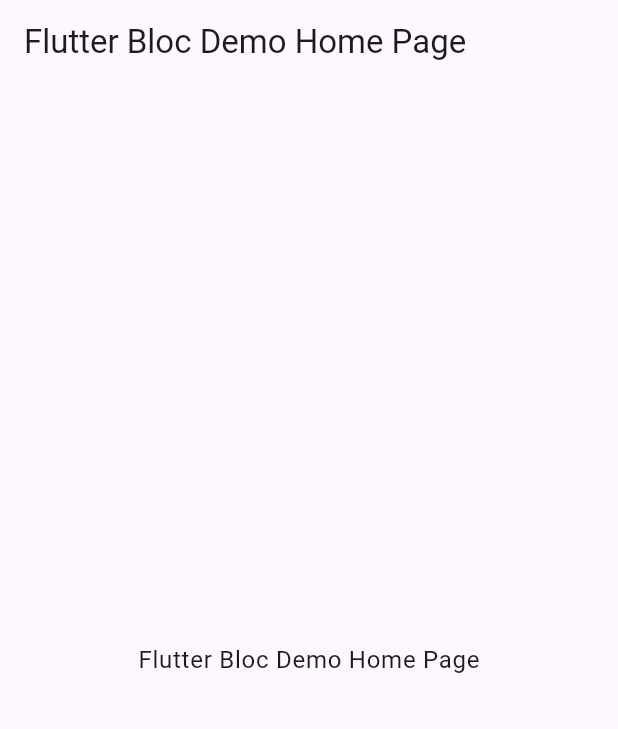
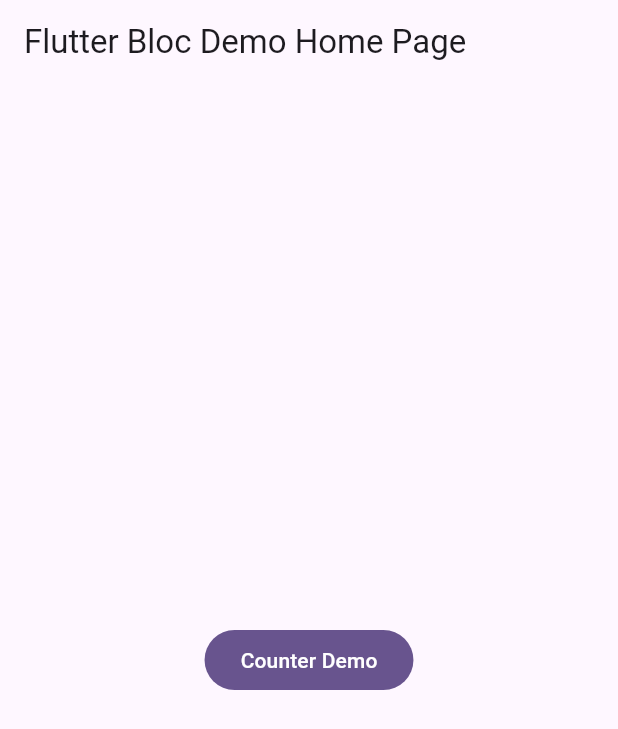
Before and after one commit to rezwanul7/flutter_bloc_demo, a Flutter app: the screen it shows after launch, on a phone screen of 412 x 824 dp. Shown: the top 729 px of the screen. Run offline on Flutter 3.47's test engine with Material 3 defaults, Android fonts, the phone set to English and light mode, and no system bars; our stand-ins replace flutter_bloc.

Commit message:
add counter example

```diff
--- a/lib/features/home/presentation/pages/home_page.dart
+++ b/lib/features/home/presentation/pages/home_page.dart
@@ -1,4 +1,5 @@
 import 'package:flutter/material.dart';
+import 'package:flutter_bloc_demo/features/counter/presentation/pages/counter_page.dart';
 
 class HomePage extends StatelessWidget {
   final String title;
@@ -12,9 +13,21 @@ class HomePage extends StatelessWidget {
         title: Text(title),
       ),
       body: Center(
-        child: Text(
-          title,
-          style: Theme.of(context).textTheme.bodyLarge,
+        child: Column(
+          mainAxisAlignment: MainAxisAlignment.center,
+          crossAxisAlignment: CrossAxisAlignment.center,
+          children: [
+            FilledButton(
+              onPressed: () {
+                Navigator.of(context).push(
+                  MaterialPageRoute(
+                    builder: (context) => const CounterPage(),
+                  ),
+                );
+              },
+              child: const Text('Counter Demo'),
+            ),
+          ],
         ),
       ),
     );
```
Also changed, not shown: lib/features/counter/presentation/blocs/counter_cubit.dart (added, +9 -0 lines), lib/features/counter/presentation/pages/counter_page.dart (added, +42 -0 lines).
